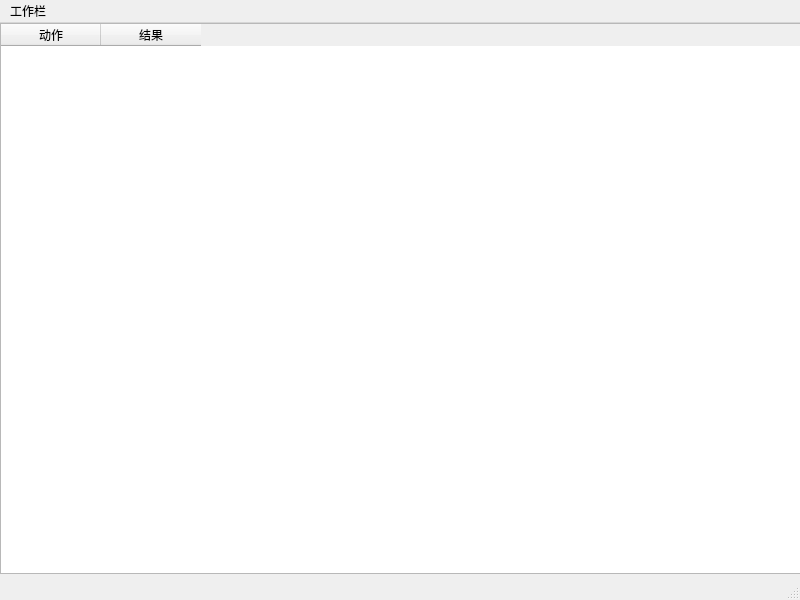
Before: the Qt Designer form Client_Qt/mainwindow.ui in Montis132/MontComm, drawn with Qt 5.
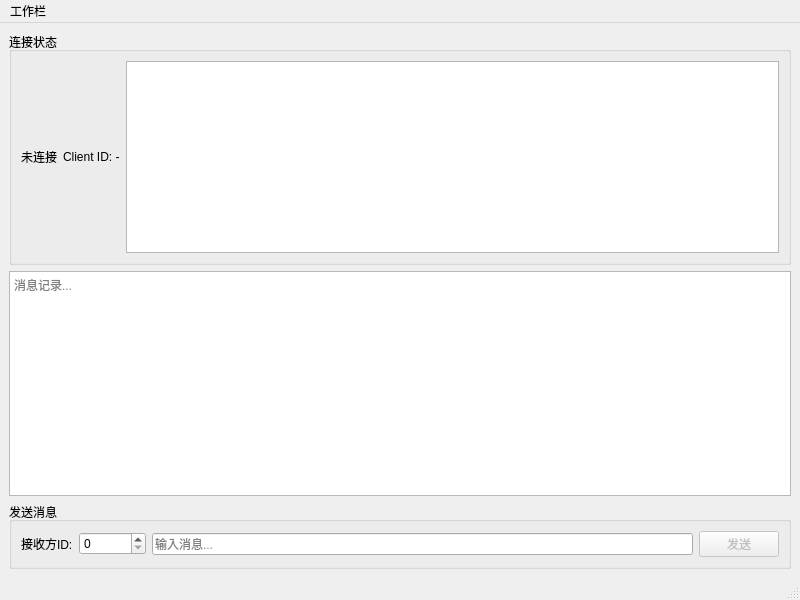
After: the same form once the commit is applied.

Diff of the .ui file:
```diff
--- a/Client_Qt/mainwindow.ui
+++ b/Client_Qt/mainwindow.ui
@@ -14,55 +14,94 @@
    <string>MainWindow</string>
   </property>
   <widget class="QWidget" name="centralwidget">
-   <widget class="QTableWidget" name="tableWidget">
-    <property name="geometry">
-     <rect>
-      <x>0</x>
-      <y>0</y>
-      <width>801</width>
-      <height>551</height>
-     </rect>
-    </property>
-    <column>
-     <property name="text">
-      <string>动作</string>
-     </property>
-     <property name="textAlignment">
-      <set>AlignCenter</set>
-     </property>
-     <property name="background">
-      <color>
-       <red>170</red>
-       <green>255</green>
-       <blue>255</blue>
-      </color>
-     </property>
-     <property name="foreground">
-      <brush brushstyle="NoBrush">
-       <color alpha="255">
-        <red>0</red>
-        <green>0</green>
-        <blue>0</blue>
-       </color>
-      </brush>
-     </property>
-    </column>
-    <column>
-     <property name="text">
-      <string>结果</string>
-     </property>
-     <property name="textAlignment">
-      <set>AlignCenter</set>
-     </property>
-     <property name="background">
-      <color>
-       <red>170</red>
-       <green>255</green>
-       <blue>127</blue>
-      </color>
-     </property>
-    </column>
-   </widget>
+   <layout class="QVBoxLayout" name="verticalLayout">
+    <item>
+     <widget class="QGroupBox" name="statusGroupBox">
+      <property name="title">
+       <string>连接状态</string>
+      </property>
+      <layout class="QHBoxLayout" name="horizontalLayout">
+       <item>
+        <widget class="QLabel" name="connectionStatusLabel">
+         <property name="text">
+          <string>未连接</string>
+         </property>
+        </widget>
+       </item>
+       <item>
+        <widget class="QLabel" name="clientIdLabel">
+         <property name="text">
+          <string>Client ID: -</string>
+         </property>
+        </widget>
+       </item>
+       <item>
+        <widget class="QListWidget" name="serverListWidget">
+         <property name="maximumSize">
+          <set>
+           <width>300</width>
+           <height>80</height>
+          </set>
+         </property>
+        </widget>
+       </item>
+      </layout>
+     </widget>
+    </item>
+    <item>
+     <widget class="QPlainTextEdit" name="msgLogEdit">
+      <property name="readOnly">
+       <bool>true</bool>
+      </property>
+      <property name="placeholderText">
+       <string>消息记录...</string>
+      </property>
+     </widget>
+    </item>
+    <item>
+     <widget class="QGroupBox" name="sendGroupBox">
+      <property name="title">
+       <string>发送消息</string>
+      </property>
+      <layout class="QHBoxLayout" name="sendLayout">
+       <item>
+        <widget class="QLabel" name="recipientLabel">
+         <property name="text">
+          <string>接收方ID:</string>
+         </property>
+        </widget>
+       </item>
+       <item>
+        <widget class="QSpinBox" name="recipientSpinBox">
+         <property name="minimum">
+          <number>0</number>
+         </property>
+         <property name="maximum">
+          <number>999999</number>
+         </property>
+        </widget>
+       </item>
+       <item>
+        <widget class="QLineEdit" name="msgLineEdit">
+         <property name="placeholderText">
+          <string>输入消息...</string>
+         </property>
+        </widget>
+       </item>
+       <item>
+        <widget class="QPushButton" name="sendButton">
+         <property name="enabled">
+          <bool>false</bool>
+         </property>
+         <property name="text">
+          <string>发送</string>
+         </property>
+        </widget>
+       </item>
+      </layout>
+     </widget>
+    </item>
+   </layout>
   </widget>
   <widget class="QMenuBar" name="menubar">
    <property name="geometry">
```
Left out of the diff: 5 changed lines with no effect on the pictures.
